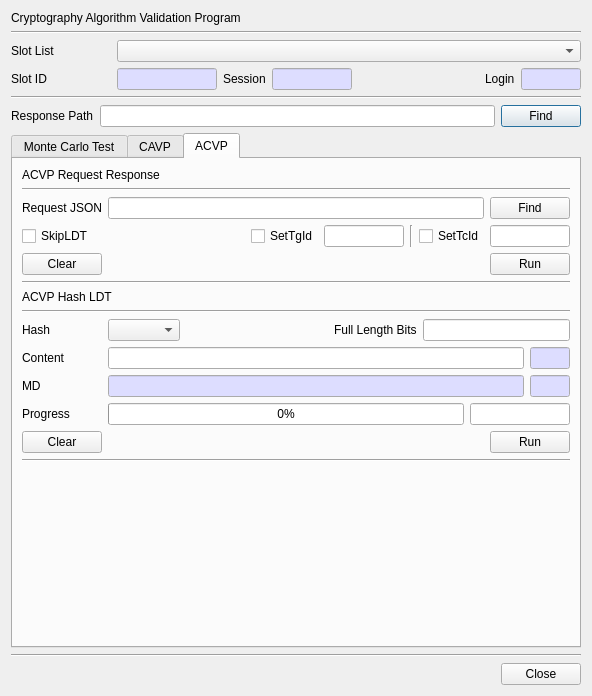
This is CryptokiMan/cavp_dlg.ui in jykim74/CryptokiMan as Qt 5 draws it before an edit. The edited form follows.
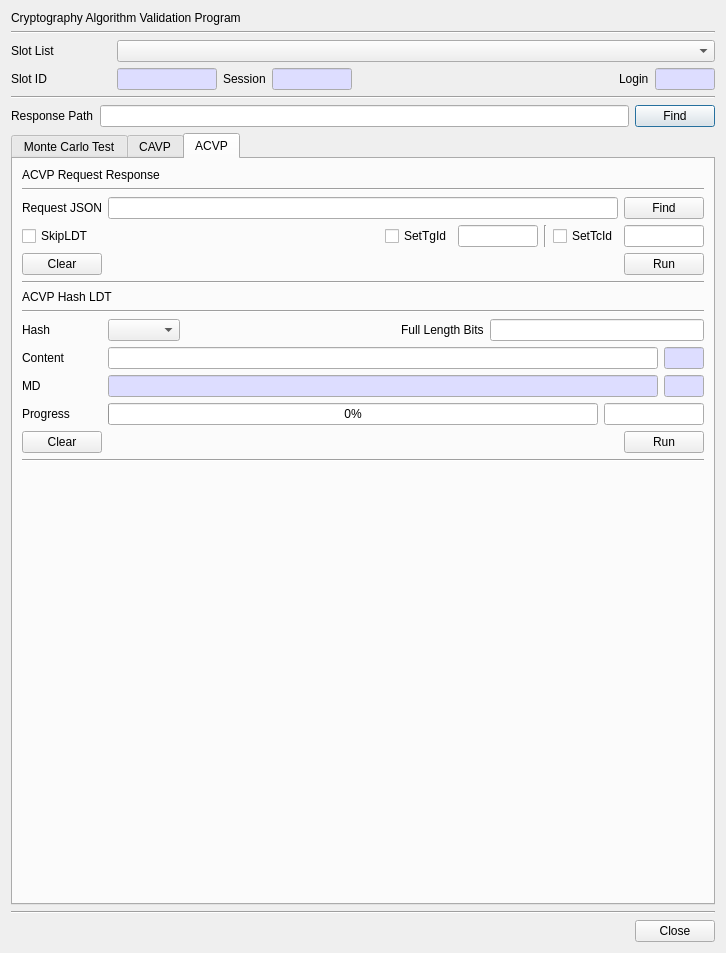
This is the edited form.

The edit to the form file:
```diff
--- a/CryptokiMan/cavp_dlg.ui
+++ b/CryptokiMan/cavp_dlg.ui
@@ -6,8 +6,8 @@
    <rect>
     <x>0</x>
     <y>0</y>
-    <width>592</width>
-    <height>696</height>
+    <width>726</width>
+    <height>953</height>
    </rect>
   </property>
   <property name="windowTitle">
```
Left out of the diff: 6 changed lines with no effect on the pictures.
